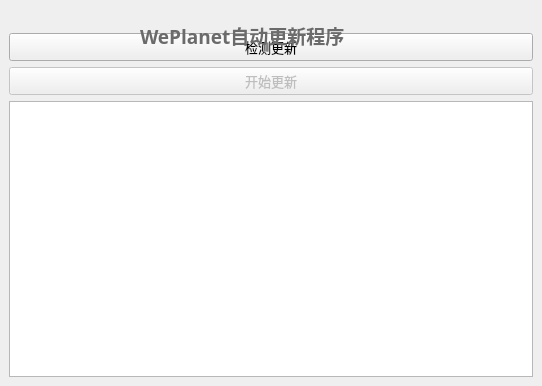
Before: the Qt Designer form mainwindow.ui in csthenry/autoupdate-for-qt, drawn with Qt 5.
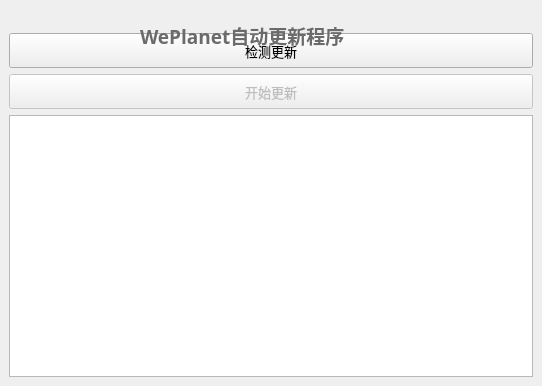
After: the same form once the commit is applied. Icons and pictures are not drawn.

What changed in the file:
```diff
--- a/mainwindow.ui
+++ b/mainwindow.ui
@@ -36,6 +36,12 @@
     </item>
     <item row="1" column="0">
      <widget class="QPushButton" name="chkUpgradeBtn">
+      <property name="minimumSize">
+       <size>
+        <width>0</width>
+        <height>35</height>
+       </size>
+      </property>
       <property name="text">
        <string>检测更新</string>
       </property>
@@ -46,6 +52,12 @@
       <property name="enabled">
        <bool>false</bool>
       </property>
+      <property name="minimumSize">
+       <size>
+        <width>0</width>
+        <height>35</height>
+       </size>
+      </property>
       <property name="cursor">
        <cursorShape>ArrowCursor</cursorShape>
       </property>
```
Left out of the diff: 4 changed lines with no effect on the pictures.
